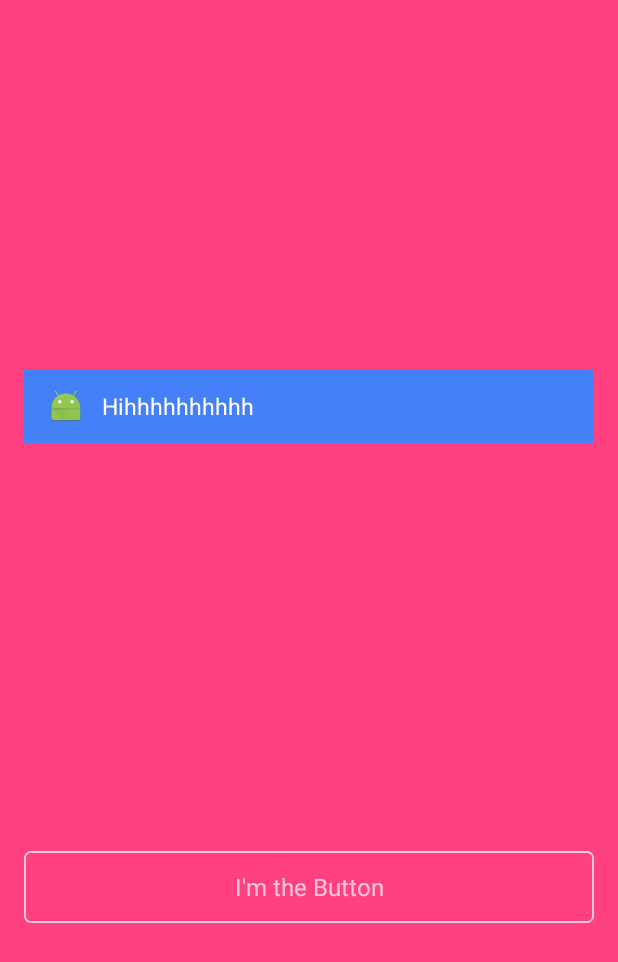
After one commit to LentoLee/DemoTest, an Android app: the layout dialer_layout_permission_tips_pop.xml on its own in the app's theme, with its tools: preview values and no code run, on a phone screen of 412 x 824 dp. The commit adds this screen. Shown: the top 962 px of the screen. Run offline under Robolectric (Android 15) with nearby library versions, the phone set to English and light mode, and no system bars; plain views replace DialerPermissionHelperView.

Commit message:
modify dialog  activity backgroud dimAmount

```diff
--- a/app/src/main/AndroidManifest.xml
+++ b/app/src/main/AndroidManifest.xml
@@ -28,6 +28,8 @@
         <activity android:name=".activity.SelectAlbumActivity"/>
         <activity android:name=".activity.LooperActivity"/>
         <activity android:name=".activity.SelectCameraActivity"/>
+        <activity android:name=".activity.DialogThemeActivity"
+            android:theme="@style/Dialog.CustomBackgroundColor"/>
     </application>
 
 </manifest>
--- a/app/src/main/java/com/example/lento/demotest/MainActivity.java
+++ b/app/src/main/java/com/example/lento/demotest/MainActivity.java
@@ -8,6 +8,7 @@ import android.support.v7.widget.RecyclerView;
 import android.util.Log;
 
 import com.example.lento.demotest.activity.ContactsActivity;
+import com.example.lento.demotest.activity.DialogThemeActivity;
 import com.example.lento.demotest.activity.LooperActivity;
 import com.example.lento.demotest.activity.SelectAlbumActivity;
 import com.example.lento.demotest.activity.SelectCameraActivity;
@@ -134,7 +135,8 @@ public class MainActivity extends AppCompatActivity implements SimpleAdapter.OnI
     }
 
     private void gotoDialogThemeActivity() {
-
+        Intent intent = new Intent(this, DialogThemeActivity.class);
+        startActivity(intent);
     }
 
     private void gotoSelectCameraActivity() {
--- /dev/null
+++ b/app/src/main/java/com/example/lento/demotest/activity/DialogThemeActivity.java
@@ -0,0 +1,31 @@
+package com.example.lento.demotest.activity;
+
+import android.os.Bundle;
+import android.support.annotation.Nullable;
+import android.view.WindowManager;
+
+import com.example.lento.demotest.R;
+
+/**
+ * Created by lento on 2017/9/7.
+ */
+
+public class DialogThemeActivity extends BaseActivity {
+    @Override
+    protected void onCreate(@Nullable Bundle savedInstanceState) {
+        super.onCreate(savedInstanceState);
+        setContentView(R.layout.dialer_layout_permission_tips_pop);
+        modifyBackgroundDimAmount();
+    }
+
+    public void modifyBackgroundDimAmount() {
+        WindowManager m = getWindowManager();
+//        Display d = m.getDefaultDisplay();  //为获取屏幕宽、高
+        WindowManager.LayoutParams p = getWindow().getAttributes();  //获取对话框当前的参数值
+//        p.height = (int) (d.getHeight() * 1.0);   //高度设置为屏幕的1.0
+//        p.width = (int) (d.getWidth() * 0.7);    //宽度设置为屏幕的0.8
+//        p.alpha = 1.0f;      //设置 dialog 本身透明度
+        p.dimAmount = 0.8f;      //设置黑暗度
+        getWindow().setAttributes(p);     //设置生效
+    }
+}
--- a/app/src/main/java/com/example/lento/demotest/util/PermissionsUtil.java
+++ b/app/src/main/java/com/example/lento/demotest/util/PermissionsUtil.java
@@ -63,7 +63,7 @@ public class PermissionsUtil {
      *
      * In the fragment that requests for the permission, be sure to call
      * {@link #notifyPermissionGranted(Context, String)} when the permission is granted so that
-     * any interested listeners are notified of the change.
+     * any interested listeners are notified of the modifyBackgroundDimAmount.
      */
     public static void registerPermissionReceiver(Context context, BroadcastReceiver receiver,
                                                   String permission) {
--- /dev/null
+++ b/app/src/main/res/drawable/btn_bg.xml
@@ -0,0 +1,9 @@
+<?xml version="1.0" encoding="utf-8"?>
+<shape xmlns:android="http://schemas.android.com/apk/res/android">
+    <corners android:radius="4dp" />
+    <stroke
+        android:width="1dp"
+        android:color="#ffffff"
+        android:dashWidth="0.5dp"/>
+
+</shape>
--- /dev/null
+++ b/app/src/main/res/layout/dialer_layout_permission_tips_pop.xml
@@ -0,0 +1,77 @@
+<?xml version="1.0" encoding="utf-8"?>
+<LinearLayout xmlns:android="http://schemas.android.com/apk/res/android"
+    android:layout_width="match_parent"
+    android:layout_height="match_parent"
+    android:background="@color/colorAccent"
+    android:gravity="center"
+    android:orientation="vertical">
+
+    <TextView
+        android:id="@+id/tv_title"
+        android:layout_width="match_parent"
+        android:layout_height="wrap_content"
+        android:gravity="center"
+        android:textSize="15sp"
+        android:textColor="#FFFFFF"
+        android:layout_marginBottom="16dp" />
+
+    <LinearLayout
+        android:id="@+id/animView"
+        android:layout_width="match_parent"
+        android:layout_height="300dp"
+        android:orientation="vertical">
+
+        <LinearLayout
+            android:layout_width="match_parent"
+            android:layout_height="49dp"
+            android:layout_gravity="center_vertical"
+            android:layout_marginLeft="16dp"
+            android:layout_marginRight="16dp"
+            android:background="#FF4480F7"
+            android:orientation="horizontal">
+
+            <ImageView
+                android:layout_width="24dp"
+                android:layout_height="24dp"
+                android:layout_marginLeft="16dp"
+                android:layout_gravity="center_vertical"
+                android:scaleType="centerCrop"
+                android:src="@mipmap/ic_launcher" />
+
+            <TextView
+                android:id="@+id/accesssibilty_helper_title"
+                android:layout_width="wrap_content"
+                android:layout_height="wrap_content"
+                android:layout_gravity="center_vertical"
+                android:layout_marginLeft="12dp"
+                android:ellipsize="end"
+                android:maxLines="2"
+                android:textColor="#FFFFFF"
+                android:text="Hihhhhhhhhhh"
+                android:textSize="15sp" />
+        </LinearLayout>
+
+  <!--      <com.launcher.dialer.view.DialerPermissionHelperView
+            android:id="@+id/helper"
+            android:layout_width="match_parent"
+            android:layout_height="165dp"
+            android:background="#FFFAFAFA"
+            android:layout_marginLeft="16dp"
+            android:layout_marginRight="16dp" />-->
+    </LinearLayout>
+
+    <TextView
+        android:id="@+id/got_it"
+        android:layout_width="match_parent"
+        android:layout_height="48dp"
+        android:layout_marginLeft="16dp"
+        android:layout_marginRight="16dp"
+        android:layout_marginTop="21dp"
+        android:alpha="0.7"
+        android:background="@drawable/btn_bg"
+        android:gravity="center"
+        android:text="I'm the Button"
+        android:textColor="#ffffff"
+        android:textSize="16sp" />
+
+</LinearLayout>
--- a/app/src/main/res/values/colors.xml
+++ b/app/src/main/res/values/colors.xml
@@ -3,4 +3,7 @@
     <color name="colorPrimary">#3F51B5</color>
     <color name="colorPrimaryDark">#303F9F</color>
     <color name="colorAccent">#FF4081</color>
+    <color name="transparent">#00000000</color>
+    <color name="color_80_percent_black">#CC000000</color>
+
 </resources>
--- a/app/src/main/res/values/styles.xml
+++ b/app/src/main/res/values/styles.xml
@@ -8,4 +8,13 @@
         <item name="colorAccent">@color/colorAccent</item>
     </style>
 
+    <style name="Dialog.CustomBackgroundColor" parent="Theme.AppCompat.Dialog">
+        <item name="android:windowIsTranslucent">true</item>
+        <item name="android:windowContentOverlay">@null</item>
+        <item name="android:windowNoTitle">true</item>
+        <item name="android:windowBackground">@color/colorAccent</item>
+        <item name="android:windowFrame">@null</item>
+        <item name="android:windowIsFloating">true</item>
+        <item name="android:windowFullscreen">true</item>
+    </style>
 </resources>
```
